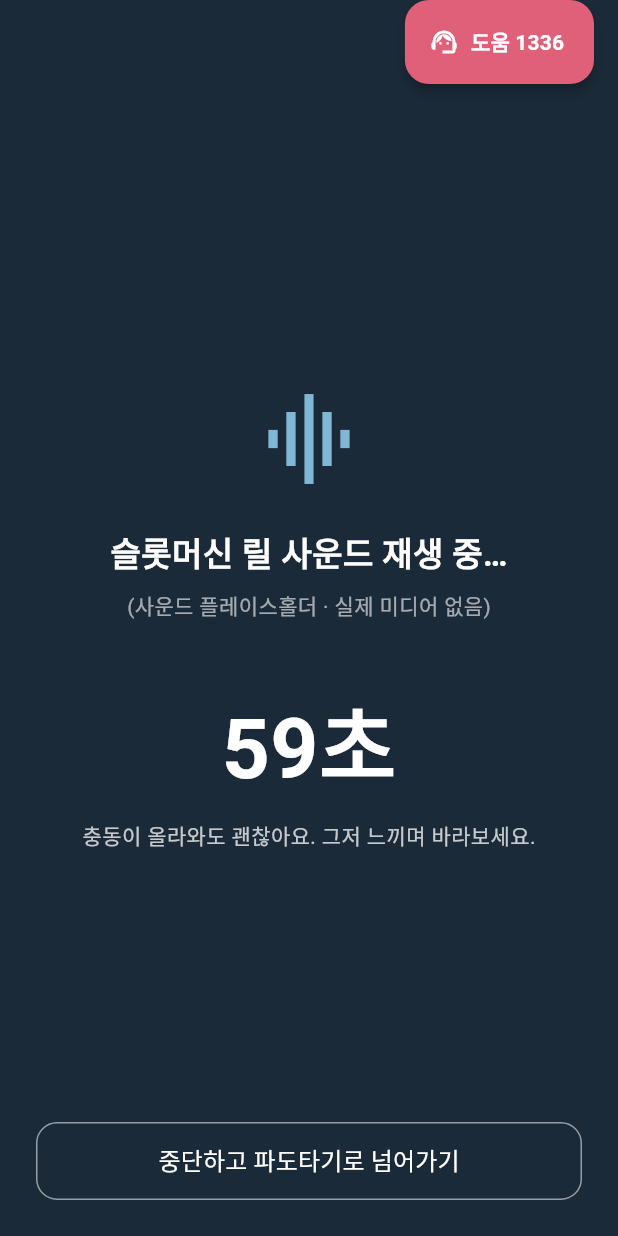
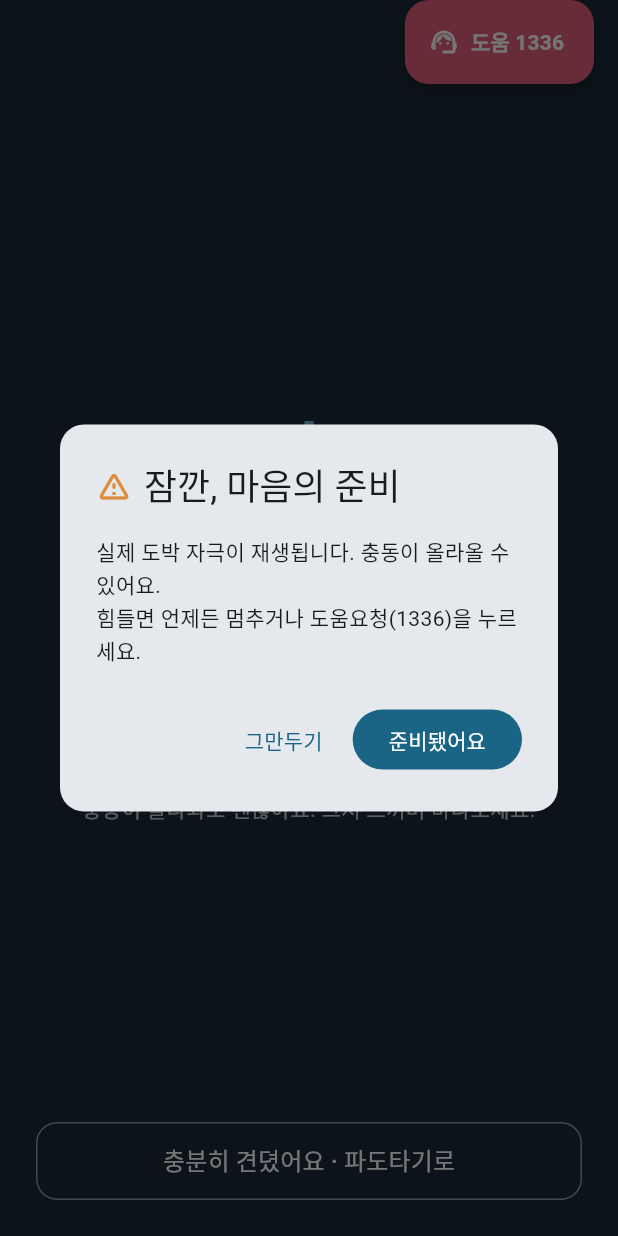
Before and after one commit to tube10081008-stack/Urge-surfing, a Flutter app: the VasInputScreen screen opened directly, after a tap on "노출 연습 시작", on a phone screen of 412 x 824 dp. Run offline on Flutter 3.47's test engine with Material 3 defaults, Android fonts, the phone set to English and light mode, and no system bars; our stand-ins replace flutter_riverpod, video_player; network calls fail.

Commit message:
feat: 실제 노출 미디어 재생 파이프라인 (URL 기반)
백엔드:
- ExposureMedia에 media_url(스트리밍 URL)·content_warning 필드 추가(+마이그레이션)
- 시드: 재생 검증용 공개 샘플 URL로 업서트(기존 행 media_url 보강)
- 관리자: media_url/주의문구 편집 + URL 등록여부 표시
- 시리얼라이저에 media_url/content_warning 노출

앱:
- video_player 의존성 추가
- ExposureMedia 모델에 mediaUrl/contentWarning + hasPlayableUrl
- 노출 화면 전면 개편: 콘텐츠 경고 다이얼로그 → 실제 재생
  (영상=VideoPlayer, 오디오=사운드+비주얼, 이미지=Image.network),
  URL 없거나 실패 시 플레이스홀더로 안전 대체

문서:
- poc/MEDIA.md: yt-dlp 수집 → 호스팅 → 관리자 등록 가이드

Co-Authored-By: Claude Opus 4.8 <noreply@anthropic.com>
Claude-Session: https://claude.ai/code/session_01ComGSqMEUDBD77WJ28az2N

```diff
--- a/poc/app/lib/models/exposure_media.dart
+++ b/poc/app/lib/models/exposure_media.dart
@@ -15,8 +15,14 @@ class ExposureMedia {
   /// 자극 강도 (1~5). PoC에서는 노출 화면 배경 톤 등에 참고용으로 사용.
   final int intensity;
 
-  /// 에셋 식별자 (PoC에서는 실제 바이너리 없이 플레이스홀더 시뮬레이션에 사용)
+  /// 에셋 식별자 (레거시: 파일 경로/식별자)
   final String assetRef;
+
+  /// 실제 재생용 스트리밍 URL. 비어 있으면 플레이스홀더로 대체.
+  final String mediaUrl;
+
+  /// 노출 전 표시할 맞춤 주의 문구(비면 기본 문구 사용).
+  final String contentWarning;
 
   const ExposureMedia({
     required this.id,
@@ -25,7 +31,13 @@ class ExposureMedia {
     required this.category,
     required this.intensity,
     required this.assetRef,
+    this.mediaUrl = '',
+    this.contentWarning = '',
   });
+
+  /// 재생 가능한 http(s) URL이 있는지.
+  bool get hasPlayableUrl =>
+      mediaUrl.startsWith('http://') || mediaUrl.startsWith('https://');
 
   factory ExposureMedia.fromJson(Map<String, dynamic> json) {
     return ExposureMedia(
@@ -35,6 +47,8 @@ class ExposureMedia {
       category: json['category'] as String? ?? '',
       intensity: (json['intensity'] as num?)?.toInt() ?? 1,
       assetRef: json['asset_ref'] as String? ?? '',
+      mediaUrl: json['media_url'] as String? ?? '',
+      contentWarning: json['content_warning'] as String? ?? '',
     );
   }
 
@@ -45,5 +59,7 @@ class ExposureMedia {
         'category': category,
         'intensity': intensity,
         'asset_ref': assetRef,
+        'media_url': mediaUrl,
+        'content_warning': contentWarning,
       };
 }
--- a/poc/app/lib/screens/exposure_screen.dart
+++ b/poc/app/lib/screens/exposure_screen.dart
@@ -2,16 +2,18 @@ import 'dart:async';
 
 import 'package:flutter/material.dart';
 import 'package:flutter_riverpod/flutter_riverpod.dart';
+import 'package:video_player/video_player.dart';
 
+import '../models/exposure_media.dart';
 import '../state/session_controller.dart';
 import '../widgets/sos_button.dart';
 import 'urge_surfing_screen.dart';
 
-/// 노출(Exposure) 화면 — 플레이스홀더 시뮬레이션.
+/// 노출(Exposure) 화면.
 ///
-/// 실제 미디어 바이너리 없이 전체화면 색배경 + "슬롯머신 사운드 재생 중…" +
-/// 잔여시간 + 중단 버튼으로 노출 자극을 모사한다.
-/// 60초 자동 cap(자동 종료) 또는 사용자가 [충분히 견뎠어요]를 누르면 파도타기로 진행.
+/// 미디어에 재생 가능한 URL이 있으면 실제 영상/오디오/이미지를 재생하고,
+/// 없으면 색배경 플레이스홀더로 모사한다. 진입 시 주의(콘텐츠 경고)를 먼저 띄운다.
+/// 60초 자동 cap 또는 사용자가 직접 마치면 파도타기로 진행.
 class ExposureScreen extends ConsumerStatefulWidget {
   const ExposureScreen({super.key});
 
@@ -24,26 +26,102 @@ class _ExposureScreenState extends ConsumerState<ExposureScreen> {
   int _remaining = capSec;
   Timer? _timer;
 
+  VideoPlayerController? _controller;
+  bool _videoReady = false;
+  bool _started = false;
+  String? _mediaError;
+
+  ExposureMedia? get _media => ref.read(sessionControllerProvider).media;
+
   @override
   void initState() {
     super.initState();
-    _timer = Timer.periodic(const Duration(seconds: 1), (t) {
-      if (!mounted) return;
-      setState(() => _remaining--);
-      if (_remaining <= 0) {
-        _goToUrgeSurfing();
-      }
-    });
+    // 첫 프레임 후 콘텐츠 경고 → 동의 시 재생 시작.
+    WidgetsBinding.instance.addPostFrameCallback((_) => _confirmAndStart());
   }
 
   @override
   void dispose() {
     _timer?.cancel();
+    _controller?.dispose();
     super.dispose();
+  }
+
+  Future<void> _confirmAndStart() async {
+    final media = _media;
+    final warning = (media?.contentWarning.isNotEmpty ?? false)
+        ? media!.contentWarning
+        : '실제 도박 자극이 재생됩니다. 충동이 올라올 수 있어요.\n'
+            '힘들면 언제든 멈추거나 도움요청(1336)을 누르세요.';
+
+    final ok = await showDialog<bool>(
+      context: context,
+      barrierDismissible: false,
+      builder: (ctx) => AlertDialog(
+        shape: RoundedRectangleBorder(
+          borderRadius: BorderRadius.circular(16),
+        ),
+        title: const Row(
+          children: [
+            Icon(Icons.warning_amber_rounded, color: Color(0xFFE08A3C)),
+            SizedBox(width: 8),
+            Text('잠깐, 마음의 준비'),
+          ],
+        ),
+        content: Text(warning, style: const TextStyle(height: 1.5)),
+        actions: [
+          TextButton(
+            onPressed: () => Navigator.of(ctx).pop(false),
+            child: const Text('그만두기'),
+          ),
+          FilledButton(
+            onPressed: () => Navigator.of(ctx).pop(true),
+            child: const Text('준비됐어요'),
+          ),
+        ],
+      ),
+    );
+
+    if (ok != true) {
+      if (mounted) Navigator.of(context).pop(); // 사전 VAS 화면으로 복귀
+      return;
+    }
+
+    setState(() => _started = true);
+    _startTimer();
+    await _initMediaIfNeeded();
+  }
+
+  void _startTimer() {
+    _timer = Timer.periodic(const Duration(seconds: 1), (t) {
+      if (!mounted) return;
+      setState(() => _remaining--);
+      if (_remaining <= 0) _goToUrgeSurfing();
+    });
+  }
+
+  Future<void> _initMediaIfNeeded() async {
+    final media = _media;
+    if (media == null || !media.hasPlayableUrl) return;
+    // 이미지는 build에서 Image.network 로 처리. 영상/오디오만 컨트롤러 필요.
+    if (media.mediaType == 'image') return;
+
+    try {
+      final c = VideoPlayerController.networkUrl(Uri.parse(media.mediaUrl));
+      _controller = c;
+      await c.initialize();
+      await c.setLooping(true);
+      await c.setVolume(1.0);
+      await c.play();
+      if (mounted) setState(() => _videoReady = true);
+    } catch (e) {
+      if (mounted) setState(() => _mediaError = '$e');
+    }
   }
 
   void _goToUrgeSurfing() {
     _timer?.cancel();
+    _controller?.pause();
     if (!mounted) return;
     Navigator.of(context).pushReplacement(
       MaterialPageRoute(builder: (_) => const UrgeSurfingScreen()),
@@ -52,12 +130,11 @@ class _ExposureScreenState extends ConsumerState<ExposureScreen> {
 
   @override
   Widget build(BuildContext context) {
-    final media = ref.watch(sessionControllerProvider).media;
+    final media = _media;
     final title = media?.title ?? '슬롯머신 릴 사운드';
-    final mediaType = media?.mediaType ?? 'audio';
 
     return Scaffold(
-      backgroundColor: const Color(0xFF1B2A38), // 차분한 다크 톤
+      backgroundColor: const Color(0xFF1B2A38),
       floatingActionButton: const SosButton(),
       floatingActionButtonLocation: FloatingActionButtonLocation.endTop,
       body: SafeArea(
@@ -67,33 +144,38 @@ class _ExposureScreenState extends ConsumerState<ExposureScreen> {
               child: Column(
                 mainAxisAlignment: MainAxisAlignment.center,
                 children: [
-                  const Icon(Icons.graphic_eq,
-                      size: 72, color: Color(0xFF7FB7D4)),
+                  _MediaArea(
+                    media: media,
+                    controller: _controller,
+                    videoReady: _videoReady,
+                    started: _started,
+                    error: _mediaError,
+                  ),
                   const SizedBox(height: 24),
                   Text(
-                    '$title 재생 중…',
+                    '$title',
+                    textAlign: TextAlign.center,
                     style: const TextStyle(
                         color: Colors.white,
                         fontSize: 22,
                         fontWeight: FontWeight.w600),
                   ),
-                  const SizedBox(height: 8),
-                  Text(
-                    '(${mediaType == 'audio' ? '사운드' : '영상'} 플레이스홀더 · 실제 미디어 없음)',
-                    style: TextStyle(color: Colors.white.withOpacity(0.6)),
-                  ),
-                  const SizedBox(height: 40),
+                  const SizedBox(height: 16),
                   Text(
                     '$_remaining초',
                     style: const TextStyle(
                         color: Colors.white,
-                        fontSize: 56,
+                        fontSize: 48,
                         fontWeight: FontWeight.bold),
                   ),
                   const SizedBox(height: 8),
-                  Text(
-                    '충동이 올라와도 괜찮아요. 그저 느끼며 바라보세요.',
-                    style: TextStyle(color: Colors.white.withOpacity(0.75)),
+                  Padding(
+                    padding: const EdgeInsets.symmetric(horizontal: 32),
+                    child: Text(
+                      '충동이 올라와도 괜찮아요. 그저 느끼며 바라보세요.',
+                      textAlign: TextAlign.center,
+                      style: TextStyle(color: Colors.white.withOpacity(0.75)),
+                    ),
                   ),
                 ],
               ),
@@ -112,7 +194,7 @@ class _ExposureScreenState extends ConsumerState<ExposureScreen> {
                   ),
                 ),
                 onPressed: _goToUrgeSurfing,
-                child: const Text('중단하고 파도타기로 넘어가기',
+                child: const Text('충분히 견뎠어요 · 파도타기로',
                     style: TextStyle(fontSize: 16)),
               ),
             ),
@@ -122,3 +204,112 @@ class _ExposureScreenState extends ConsumerState<ExposureScreen> {
     );
   }
 }
+
+/// 미디어 표시 영역: 영상/이미지/오디오/플레이스홀더 분기.
+class _MediaArea extends StatelessWidget {
+  final ExposureMedia? media;
+  final VideoPlayerController? controller;
+  final bool videoReady;
+  final bool started;
+  final String? error;
+
+  const _MediaArea({
+    required this.media,
+    required this.controller,
+    required this.videoReady,
+    required this.started,
+    required this.error,
+  });
+
+  @override
+  Widget build(BuildContext context) {
+    final type = media?.mediaType ?? 'audio';
+    final hasUrl = media?.hasPlayableUrl ?? false;
+
+    // 재생 오류 또는 URL 없음 → 플레이스홀더(기존 모사)
+    if (!hasUrl || error != null) {
+      return _placeholder(
+        type,
+        note: error != null
+            ? '(재생 오류 · 플레이스홀더로 대체)'
+            : '(${type == 'audio' ? '사운드' : '영상'} 플레이스홀더 · 실제 미디어 없음)',
+      );
+    }
+
+    // 영상
+    if (type == 'video') {
+      if (videoReady && controller != null) {
+        return ClipRRect(
+          borderRadius: BorderRadius.circular(12),
+          child: SizedBox(
+            width: MediaQuery.of(context).size.width - 48,
+            child: AspectRatio(
+              aspectRatio: controller!.value.aspectRatio == 0
+                  ? 16 / 9
+                  : controller!.value.aspectRatio,
+              child: VideoPlayer(controller!),
+            ),
+          ),
+        );
+      }
+      return _loading();
+    }
+
+    // 이미지
+    if (type == 'image') {
+      return ClipRRect(
+        borderRadius: BorderRadius.circular(12),
+        child: Image.network(
+          media!.mediaUrl,
+          width: MediaQuery.of(context).size.width - 48,
+          fit: BoxFit.cover,
+          loadingBuilder: (c, child, p) =>
+              p == null ? child : _loading(),
+          errorBuilder: (c, e, s) =>
+              _placeholder('image', note: '(이미지 로드 실패)'),
+        ),
+      );
+    }
+
+    // 오디오 (video_player로 재생 중, 화면엔 비주얼라이저)
+    if (videoReady) {
+      return _audioVisual('재생 중…');
+    }
+    return _loading();
+  }
+
+  Widget _audioVisual(String label) {
+    return Column(
+      mainAxisSize: MainAxisSize.min,
+      children: [
+        const Icon(Icons.graphic_eq, size: 72, color: Color(0xFF7FB7D4)),
+        const SizedBox(height: 8),
+        Text(label, style: const TextStyle(color: Colors.white70)),
+      ],
+    );
+  }
+
+  Widget _placeholder(String type, {required String note}) {
+    return Column(
+      mainAxisSize: MainAxisSize.min,
+      children: [
+        Icon(
+          type == 'audio' ? Icons.graphic_eq : Icons.movie_creation_outlined,
+          size: 72,
+          color: const Color(0xFF7FB7D4),
+        ),
+        const SizedBox(height: 8),
+        Text(note, style: TextStyle(color: Colors.white.withOpacity(0.6))),
+      ],
+    );
+  }
+
+  Widget _loading() {
+    return const SizedBox(
+      height: 120,
+      child: Center(
+        child: CircularProgressIndicator(color: Color(0xFF7FB7D4)),
+      ),
+    );
+  }
+}
--- a/poc/app/pubspec.yaml
+++ b/poc/app/pubspec.yaml
@@ -4,8 +4,8 @@ publish_to: "none"
 version: 0.1.0+1
 
 environment:
-  sdk: ">=3.0.0 <4.0.0"
-  flutter: ">=3.10.0"
+  sdk: ">=3.3.0 <4.0.0"
+  flutter: ">=3.19.0"
 
 dependencies:
   flutter:
@@ -14,6 +14,8 @@ dependencies:
   flutter_riverpod: ^2.5.1
   # 네트워크
   http: ^1.2.1
+  # 노출 미디어(영상/오디오) 재생
+  video_player: ^2.8.0
 
 dev_dependencies:
   flutter_test:
```
Also changed, not shown: 6 other files.
